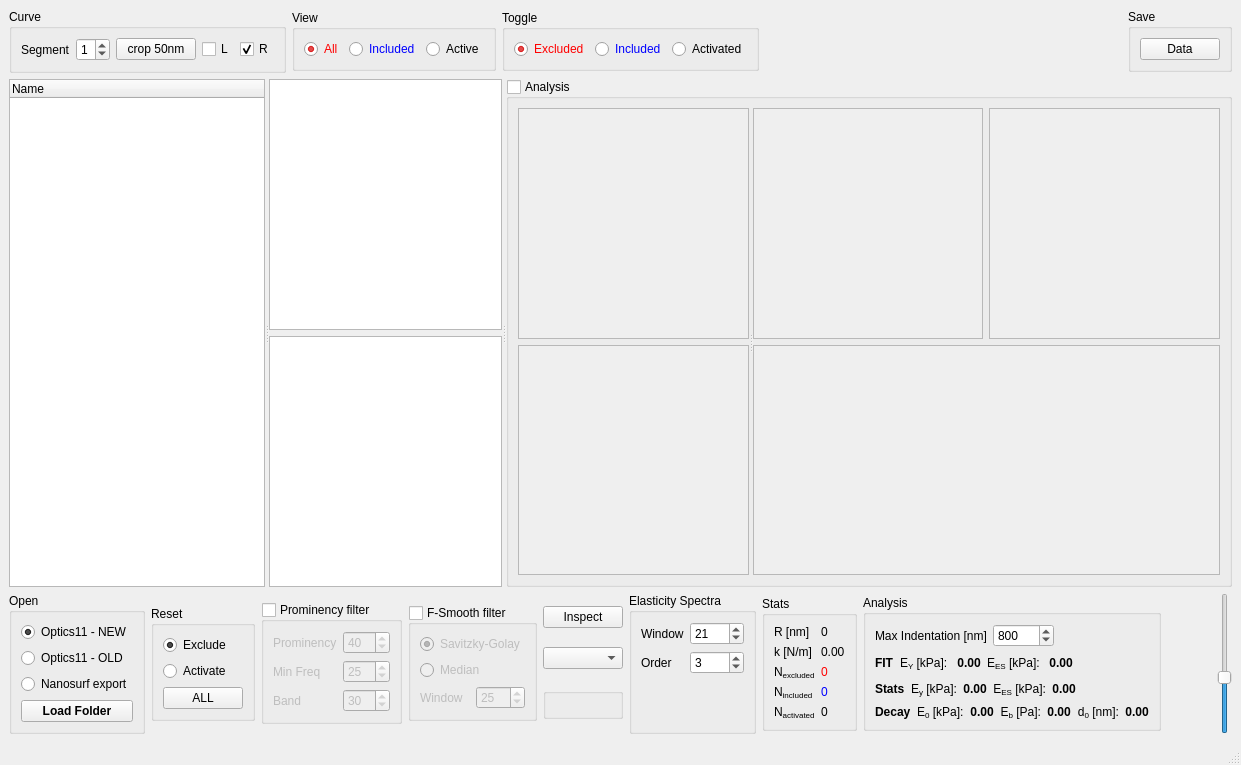
Old version of the form nano.ui in the repository CellMechLab/nanoindentation.
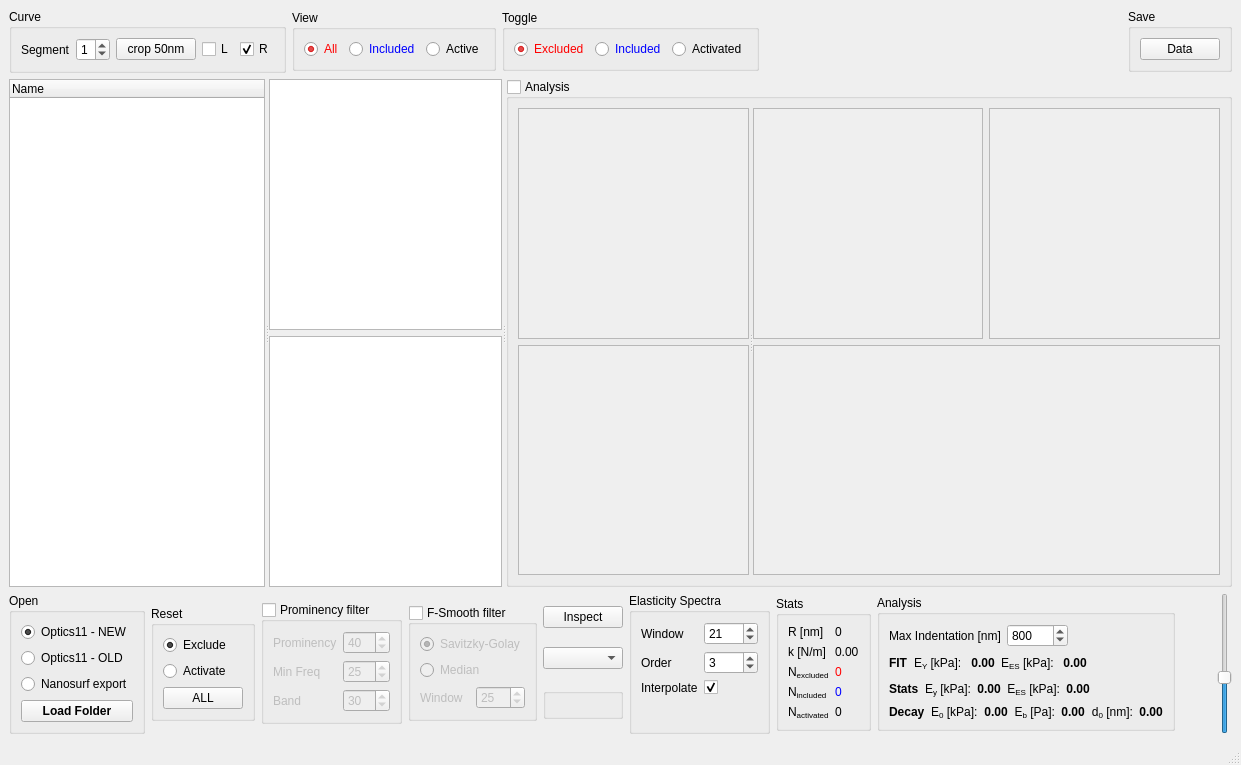
New version of the form. Icons and pictures are not drawn. Custom widgets are drawn as their Qt base class.

```diff
--- a/nano.ui
+++ b/nano.ui
@@ -646,6 +646,23 @@
            </property>
           </widget>
          </item>
+         <item row="2" column="0">
+          <widget class="QLabel" name="label_13">
+           <property name="text">
+            <string>Interpolate</string>
+           </property>
+          </widget>
+         </item>
+         <item row="2" column="1">
+          <widget class="QCheckBox" name="es_interpolate">
+           <property name="text">
+            <string/>
+           </property>
+           <property name="checked">
+            <bool>true</bool>
+           </property>
+          </widget>
+         </item>
         </layout>
        </widget>
       </item>
```
Left out of the diff: 2 changed lines with no effect on the pictures.
